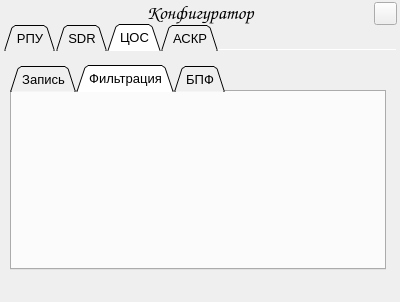
Above: config_manager.ui from FeZar97/DK before the change. Below: the same form after it.
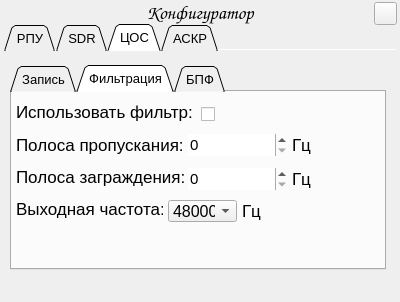
That is the form after the change. The open tabs and pages were chosen to show the change. Icons and pictures are not drawn.

```diff
--- a/config_manager.ui
+++ b/config_manager.ui
@@ -1854,6 +1854,225 @@
        <attribute name="title">
         <string>Фильтрация</string>
        </attribute>
+       <widget class="QCheckBox" name="FiltrationCB">
+        <property name="geometry">
+         <rect>
+          <x>188</x>
+          <y>14</y>
+          <width>15</width>
+          <height>17</height>
+         </rect>
+        </property>
+        <property name="layoutDirection">
+         <enum>Qt::RightToLeft</enum>
+        </property>
+        <property name="text">
+         <string/>
+        </property>
+        <property name="tristate">
+         <bool>false</bool>
+        </property>
+       </widget>
+       <widget class="QSpinBox" name="PassbandValSB">
+        <property name="geometry">
+         <rect>
+          <x>176</x>
+          <y>42</y>
+          <width>99</width>
+          <height>22</height>
+         </rect>
+        </property>
+        <property name="font">
+         <font>
+          <pointsize>11</pointsize>
+         </font>
+        </property>
+        <property name="frame">
+         <bool>false</bool>
+        </property>
+       </widget>
+       <widget class="QLabel" name="PassbandLabel">
+        <property name="geometry">
+         <rect>
+          <x>4</x>
+          <y>42</y>
+          <width>171</width>
+          <height>22</height>
+         </rect>
+        </property>
+        <property name="font">
+         <font>
+          <pointsize>13</pointsize>
+         </font>
+        </property>
+        <property name="text">
+         <string>Полоса пропускания:</string>
+        </property>
+       </widget>
+       <widget class="QLabel" name="UseFltLabel">
+        <property name="geometry">
+         <rect>
+          <x>4</x>
+          <y>9</y>
+          <width>177</width>
+          <height>22</height>
+         </rect>
+        </property>
+        <property name="font">
+         <font>
+          <pointsize>13</pointsize>
+         </font>
+        </property>
+        <property name="text">
+         <string>Использовать фильтр:</string>
+        </property>
+       </widget>
+       <widget class="QLabel" name="BoombandLabel">
+        <property name="geometry">
+         <rect>
+          <x>4</x>
+          <y>74</y>
+          <width>171</width>
+          <height>22</height>
+         </rect>
+        </property>
+        <property name="font">
+         <font>
+          <pointsize>13</pointsize>
+         </font>
+        </property>
+        <property name="text">
+         <string>Полоса заграждения:</string>
+        </property>
+       </widget>
+       <widget class="QLabel" name="HzLabel1">
+        <property name="geometry">
+         <rect>
+          <x>280</x>
+          <y>42</y>
+          <width>25</width>
+          <height>22</height>
+         </rect>
+        </property>
+        <property name="font">
+         <font>
+          <pointsize>13</pointsize>
+         </font>
+        </property>
+        <property name="text">
+         <string>Гц</string>
+        </property>
+       </widget>
+       <widget class="QSpinBox" name="BoombandValSB">
+        <property name="geometry">
+         <rect>
+          <x>176</x>
+          <y>76</y>
+          <width>99</width>
+          <height>22</height>
+         </rect>
+        </property>
+        <property name="font">
+         <font>
+          <pointsize>11</pointsize>
+         </font>
+        </property>
+        <property name="frame">
+         <bool>false</bool>
+        </property>
+       </widget>
+       <widget class="QLabel" name="HzLabel2">
+        <property name="geometry">
+         <rect>
+          <x>280</x>
+          <y>76</y>
+          <width>25</width>
+          <height>22</height>
+         </rect>
+        </property>
+        <property name="font">
+         <font>
+          <pointsize>13</pointsize>
+         </font>
+        </property>
+        <property name="text">
+         <string>Гц</string>
+        </property>
+       </widget>
+       <widget class="QLabel" name="OutSampleFreqLabel">
+        <property name="geometry">
+         <rect>
+          <x>4</x>
+          <y>106</y>
+          <width>147</width>
+          <height>22</height>
+         </rect>
+        </property>
+        <property name="font">
+         <font>
+          <pointsize>13</pointsize>
+         </font>
+        </property>
+        <property name="text">
+         <string>Выходная частота:</string>
+        </property>
+       </widget>
+       <widget class="QComboBox" name="OutSampleFreqCB">
+        <property name="geometry">
+         <rect>
+          <x>156</x>
+          <y>108</y>
+          <width>69</width>
+          <height>22</height>
+         </rect>
+        </property>
+        <property name="font">
+         <font>
+          <pointsize>12</pointsize>
+         </font>
+        </property>
+        <property name="currentIndex">
+         <number>3</number>
+        </property>
+        <item>
+         <property name="text">
+          <string>8000</string>
+         </property>
+        </item>
+        <item>
+         <property name="text">
+          <string>16000</string>
+         </property>
+        </item>
+        <item>
+         <property name="text">
+          <string>44100</string>
+         </property>
+        </item>
+        <item>
+         <property name="text">
+          <string>48000</string>
+         </property>
+        </item>
+       </widget>
+       <widget class="QLabel" name="HzLabel3">
+        <property name="geometry">
+         <rect>
+          <x>230</x>
+          <y>108</y>
+          <width>25</width>
+          <height>22</height>
+         </rect>
+        </property>
+        <property name="font">
+         <font>
+          <pointsize>13</pointsize>
+         </font>
+        </property>
+        <property name="text">
+         <string>Гц</string>
+        </property>
+       </widget>
       </widget>
       <widget class="QWidget" name="FftTab">
        <attribute name="title">
```
Left out of the diff: 95 changed lines with no effect on the pictures.
